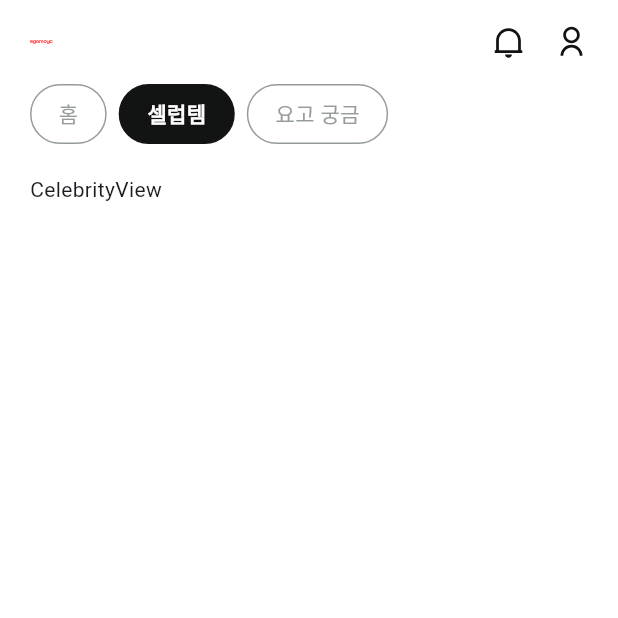
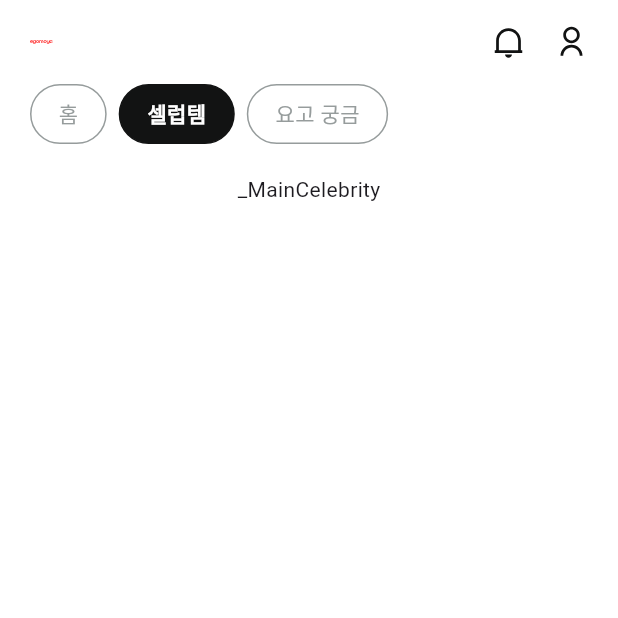
Before and after one commit to 812jay/egomoya, a Flutter app: the screen it shows after launch, after a tap on "셀럽템", on a phone screen of 412 x 824 dp, the top half of it. Run offline on Flutter 3.47's test engine with Material 3 defaults, Android fonts, the phone set to English and light mode, and no system bars; our stand-ins replace dio, flutter_svg, fluttertoast, image_picker; network calls fail; Roboto replaces fonts that are missing (noto_sans).

Commit message:
wip: 메인화면 홈 구현중

```diff
--- a/lib/src/view/home/home_view.dart
+++ b/lib/src/view/main/home/home_view.dart
@@ -1,9 +1,10 @@
 import 'package:egomoya/src/view/base_view.dart';
-import 'package:egomoya/src/view/home/home_view_model.dart';
+import 'package:egomoya/src/view/main/main_view_model.dart';
 import 'package:egomoya/src/view/main/widget/post_title.dart';
 import 'package:egomoya/theme/component/box/question_box.dart';
 import 'package:egomoya/util/route_path.dart';
 import 'package:flutter/material.dart';
+import 'package:provider/provider.dart';
 
 class HomeView extends StatelessWidget {
   const HomeView({super.key});
@@ -11,7 +12,7 @@ class HomeView extends StatelessWidget {
   @override
   Widget build(BuildContext context) {
     return BaseView(
-      viewModel: HomeViewModel(),
+      viewModel: MainViewModel(context.read()),
       builder: (context, viewModel) {
         return Column(
           children: [
--- a/lib/src/view/main/main_view.dart
+++ b/lib/src/view/main/main_view.dart
@@ -1,8 +1,11 @@
 import 'package:egomoya/src/service/theme_service.dart';
 import 'package:egomoya/src/view/base_view.dart';
 import 'package:egomoya/src/view/main/main_view_model.dart';
+import 'package:egomoya/src/view/main/widget/post_title.dart';
+import 'package:egomoya/theme/component/box/question_box.dart';
 import 'package:egomoya/theme/component/button/category_button.dart';
 import 'package:egomoya/theme/component/icon/asset_icon.dart';
+import 'package:egomoya/util/route_path.dart';
 import 'package:flutter/material.dart';
 import 'package:provider/provider.dart';
 
@@ -11,6 +14,11 @@ class MainView extends StatelessWidget {
 
   @override
   Widget build(BuildContext context) {
+    List<Widget> pageList = [
+      const _MainHome(),
+      const _MainCelebrity(),
+      const _MainQuestion(),
+    ];
     return BaseView(
       viewModel: MainViewModel(
         context.read(),
@@ -43,7 +51,7 @@ class MainView extends StatelessWidget {
                       controller: value.pageController,
                       physics: const NeverScrollableScrollPhysics(),
                       itemBuilder: (context, index) {
-                        return value.pageList[index];
+                        return pageList[index];
                       },
                     );
                   },
@@ -136,3 +144,71 @@ class MainHeaderDelegate extends SliverPersistentHeaderDelegate {
     return true;
   }
 }
+
+class _MainHome extends StatelessWidget {
+  const _MainHome({super.key});
+
+  @override
+  Widget build(BuildContext context) {
+    return Column(
+      children: [
+        PostTitle(
+          onTap: () {},
+          title: '요고 궁금해요 TOP 3',
+        ),
+        const SizedBox(height: 26),
+        Consumer<MainViewModel>(builder: (context, value, child) {
+          if (value.post == null) return const SizedBox.shrink();
+          return ListView.separated(
+            shrinkWrap: true,
+            itemCount: value.post!.contentList.length ?? 0,
+            physics: const NeverScrollableScrollPhysics(),
+            separatorBuilder: (context, index) => const SizedBox(height: 13),
+            itemBuilder: (context, index) {
+              final content = value.post!.contentList[index];
+              return QuestionBox(
+                onTap: () => Navigator.pushNamed(
+                  context,
+                  RoutePath.questionDetail,
+                  arguments: index,
+                ),
+                title: content.title,
+                content: content.content,
+                writedAt: DateTime.now().subtract(
+                  const Duration(days: 1),
+                ),
+                commentCnt: 3,
+              );
+            },
+          );
+        }),
+      ],
+    );
+  }
+}
+
+class _MainCelebrity extends StatelessWidget {
+  const _MainCelebrity({super.key});
+
+  @override
+  Widget build(BuildContext context) {
+    return const Column(
+      children: [
+        Text('_MainCelebrity'),
+      ],
+    );
+  }
+}
+
+class _MainQuestion extends StatelessWidget {
+  const _MainQuestion({super.key});
+
+  @override
+  Widget build(BuildContext context) {
+    return const Column(
+      children: [
+        Text('_MainQuestion'),
+      ],
+    );
+  }
+}
--- a/lib/src/view/main/main_view_model.dart
+++ b/lib/src/view/main/main_view_model.dart
@@ -4,9 +4,6 @@ import 'package:egomoya/src/data/dto/main/main_category.dart';
 import 'package:egomoya/src/data/dto/post/post.dart';
 import 'package:egomoya/src/model/post_model.dart';
 import 'package:egomoya/src/view/base_view_model.dart';
-import 'package:egomoya/src/view/celebrity/celebrity_view.dart';
-import 'package:egomoya/src/view/home/home_view.dart';
-import 'package:egomoya/src/view/question/question_view.dart';
 import 'package:egomoya/util/helper/immutable_helper.dart';
 import 'package:flutter/material.dart';
 
@@ -23,11 +20,6 @@ class MainViewModel extends BaseViewModel {
     MainCategory(index: 0, title: '홈', isActive: true),
     MainCategory(index: 1, title: '셀럽템', isActive: false),
     MainCategory(index: 2, title: '요고 궁금', isActive: false),
-  ];
-  List<Widget> pageList = [
-    const HomeView(),
-    const CelebrityView(),
-    const QuestionView(),
   ];
 
   int selectedCategoryIndex = 0;
```
Also changed, not shown: lib/src/view/main/celebrity/celebrity_view.dart (renamed from lib/src/view/question/question_view.dart, +5 -5 lines), lib/src/view/main/question/question_view.dart (renamed from lib/src/view/celebrity/celebrity_view.dart, +5 -5 lines), lib/src/view/main/celebrity/celebrity_view_model.dart (renamed from lib/src/view/celebrity/celebrity_view_model.dart), lib/src/view/main/home/home_view_model.dart (renamed from lib/src/view/home/home_view_model.dart), lib/src/view/main/question/question_view_model.dart (renamed from lib/src/view/question/question_view_model.dart).
